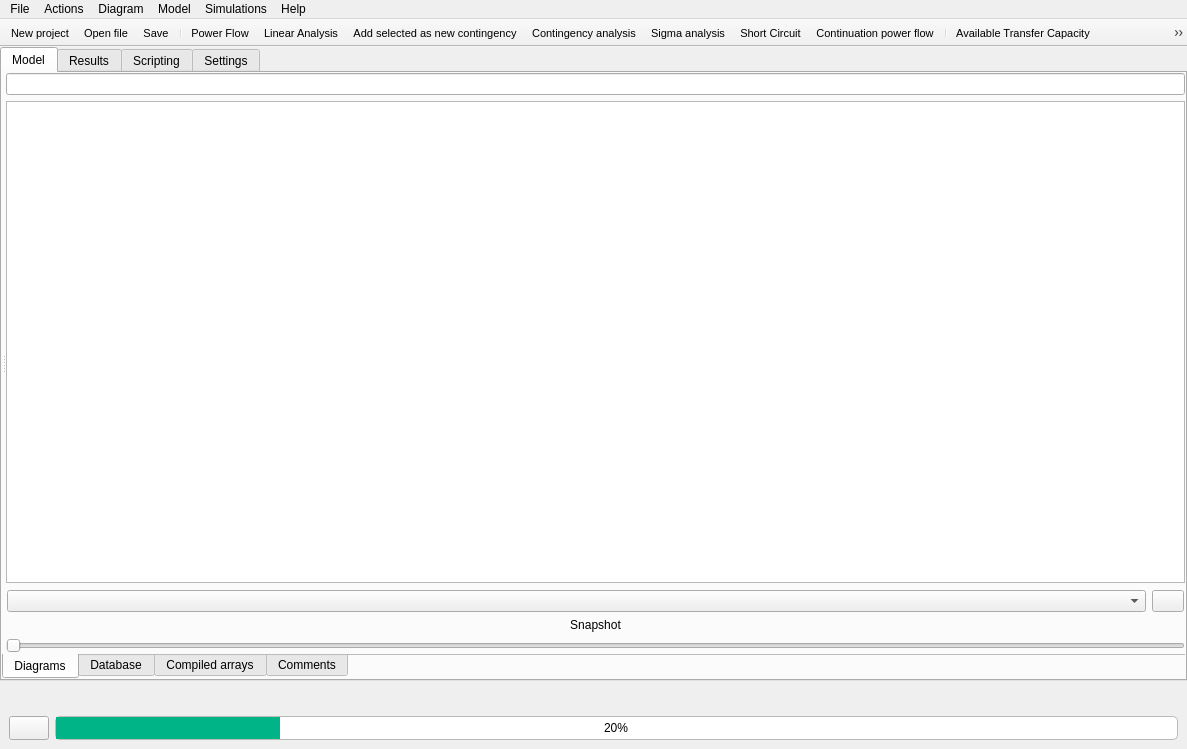
First picture: the form in src/GridCal/Gui/Main/MainWindow.ui, repository SanPen/GridCal, before the edit.
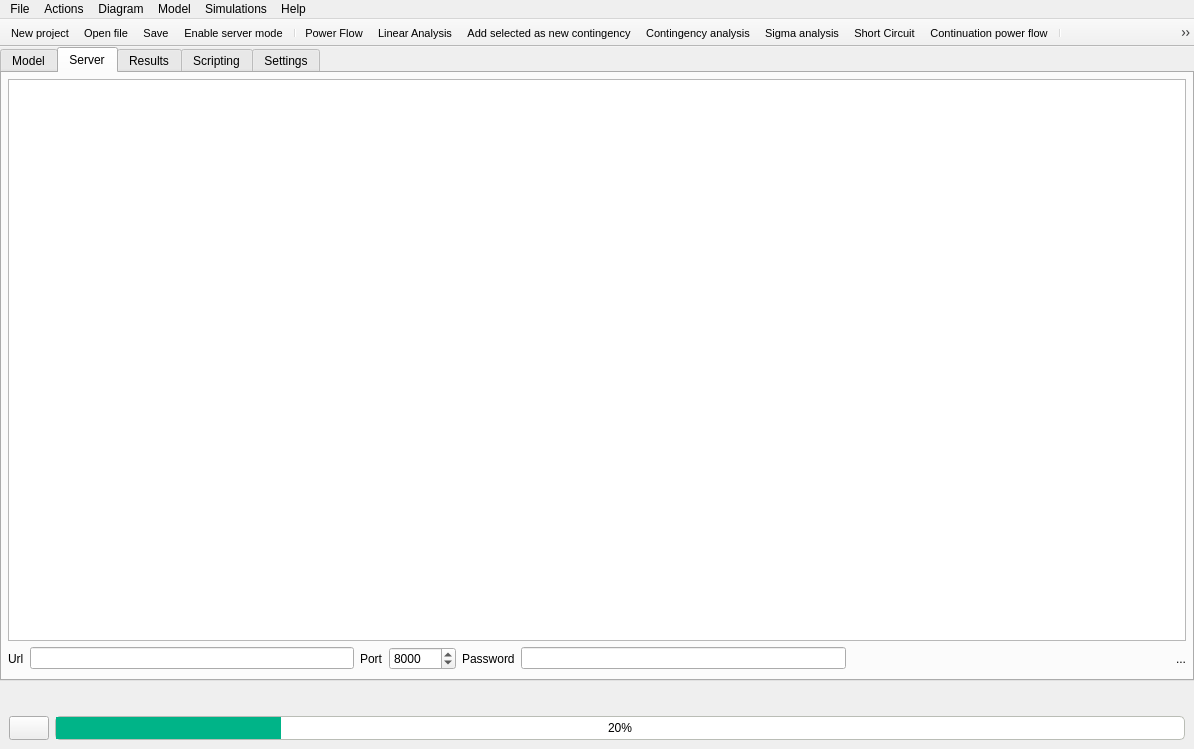
Second picture: the form after the edit. The open tabs and pages were chosen to show the change. Icons and pictures are not drawn.

Commit message: Implemented early server driver

```diff
--- a/src/GridCal/Gui/Main/MainWindow.ui
+++ b/src/GridCal/Gui/Main/MainWindow.ui
@@ -6,7 +6,7 @@
    <rect>
     <x>0</x>
     <y>0</y>
-    <width>1187</width>
+    <width>1194</width>
     <height>749</height>
    </rect>
   </property>
@@ -1163,6 +1163,128 @@
         </item>
        </layout>
       </widget>
+      <widget class="QWidget" name="tab">
+       <attribute name="icon">
+        <iconset resource="icons.qrc">
+         <normaloff>:/Icons/icons/server.svg</normaloff>:/Icons/icons/server.svg</iconset>
+       </attribute>
+       <attribute name="title">
+        <string>Server</string>
+       </attribute>
+       <layout class="QVBoxLayout" name="verticalLayout">
+        <property name="leftMargin">
+         <number>6</number>
+        </property>
+        <property name="topMargin">
+         <number>6</number>
+        </property>
+        <property name="rightMargin">
+         <number>6</number>
+        </property>
+        <item>
+         <widget class="QTableView" name="server_tableView">
+          <property name="toolTip">
+           <string>Server jobs currently on cue</string>
+          </property>
+         </widget>
+        </item>
+        <item>
+         <widget class="QFrame" name="frame_2">
+          <property name="frameShape">
+           <enum>QFrame::NoFrame</enum>
+          </property>
+          <property name="frameShadow">
+           <enum>QFrame::Raised</enum>
+          </property>
+          <layout class="QHBoxLayout" name="horizontalLayout_8">
+           <property name="leftMargin">
+            <number>0</number>
+           </property>
+           <property name="topMargin">
+            <number>0</number>
+           </property>
+           <property name="rightMargin">
+            <number>0</number>
+           </property>
+           <property name="bottomMargin">
+            <number>0</number>
+           </property>
+           <item>
+            <widget class="QLabel" name="label_146">
+             <property name="text">
+              <string>Url</string>
+             </property>
+            </widget>
+           </item>
+           <item>
+            <widget class="QLineEdit" name="server_url_lineEdit">
+             <property name="toolTip">
+              <string>Type here the GridCal server URL (ask your IT team)</string>
+             </property>
+            </widget>
+           </item>
+           <item>
+            <widget class="QLabel" name="label_147">
+             <property name="text">
+              <string>Port</string>
+             </property>
+            </widget>
+           </item>
+           <item>
+            <widget class="QSpinBox" name="server_port_spinBox">
+             <property name="toolTip">
+              <string>Type here the GridCal server Port (ask your IT team)</string>
+             </property>
+             <property name="maximum">
+              <number>9999999</number>
+             </property>
+             <property name="value">
+              <number>8000</number>
+             </property>
+            </widget>
+           </item>
+           <item>
+            <widget class="QLabel" name="label_148">
+             <property name="text">
+              <string>Password</string>
+             </property>
+            </widget>
+           </item>
+           <item>
+            <widget class="QLineEdit" name="server_pwd_lineEdit">
+             <property name="toolTip">
+              <string>Type here the GridCal server password (ask your IT team)</string>
+             </property>
+             <property name="echoMode">
+              <enum>QLineEdit::Password</enum>
+             </property>
+            </widget>
+           </item>
+           <item>
+            <spacer name="horizontalSpacer_7">
+             <property name="orientation">
+              <enum>Qt::Horizontal</enum>
+             </property>
+             <property name="sizeHint" stdset="0">
+              <size>
+               <width>304</width>
+               <height>20</height>
+              </size>
+             </property>
+            </spacer>
+           </item>
+           <item>
+            <widget class="QLabel" name="server_status_label">
+             <property name="text">
+              <string>...</string>
+             </property>
+            </widget>
+           </item>
+          </layout>
+         </widget>
+        </item>
+       </layout>
+      </widget>
       <widget class="QWidget" name="ResultsTab">
        <attribute name="icon">
         <iconset resource="icons.qrc">
@@ -8458,7 +8580,7 @@
     <rect>
      <x>0</x>
      <y>0</y>
-     <width>1187</width>
+     <width>1194</width>
      <height>22</height>
     </rect>
    </property>
@@ -8648,6 +8770,7 @@
    <addaction name="actionNew_project"/>
    <addaction name="actionOpen_file"/>
    <addaction name="actionSave"/>
+   <addaction name="actionEnable_server_mode"/>
    <addaction name="separator"/>
    <addaction name="actionPower_flow"/>
    <addaction name="actionLinearAnalysis"/>
@@ -9721,6 +9844,18 @@
     <string>&lt;html&gt;&lt;head/&gt;&lt;body&gt;&lt;p&gt;&lt;span style=&quot; font-weight:700;&quot;&gt;Nodal hosting capacity&lt;/span&gt;&lt;/p&gt;&lt;p&gt;Run the nodal hosting capacity calculation using the selected optimization method&lt;/p&gt;&lt;/body&gt;&lt;/html&gt;</string>
    </property>
   </action>
+  <action name="actionEnable_server_mode">
+   <property name="checkable">
+    <bool>true</bool>
+   </property>
+   <property name="icon">
+    <iconset resource="icons.qrc">
+     <normaloff>:/Icons/icons/server.svg</normaloff>:/Icons/icons/server.svg</iconset>
+   </property>
+   <property name="text">
+    <string>Enable server mode</string>
+   </property>
+  </action>
  </widget>
  <resources>
   <include location="icons.qrc"/>
```
The commit also changes 16 other files.
